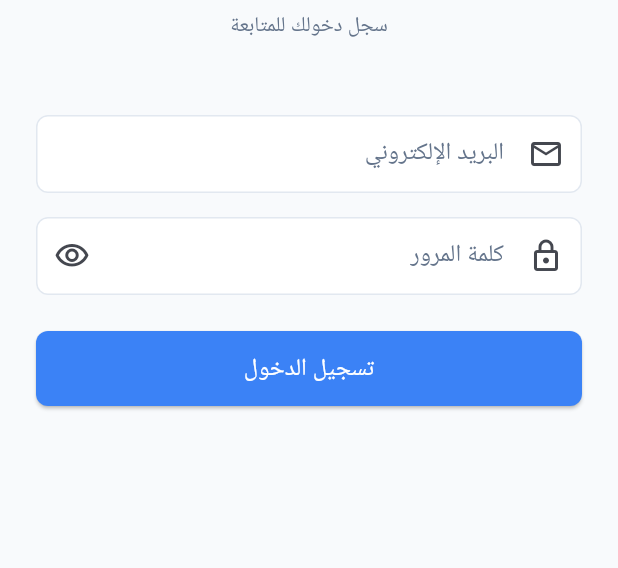
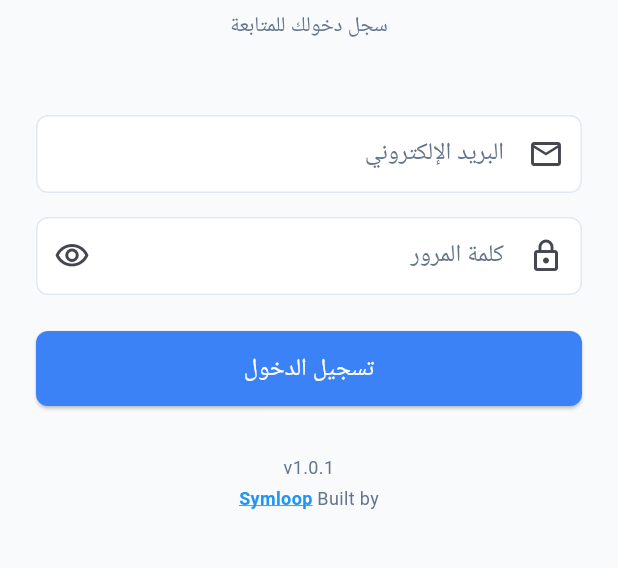
Before and after one commit to zakaria1symloop/inventory-system-seller-app, a Flutter app: the screen it shows after launch, on a phone screen of 412 x 824 dp, the part 422-990 px from its top. Run offline on Flutter 3.47's test engine with Material 3 defaults, Android fonts, the phone set to English and light mode, and no system bars; our stand-ins replace connectivity_plus, dio, flutter_riverpod, geolocator, google_fonts, pdf and 2 more; Roboto replaces fonts that are missing (Tajawal).

Commit message:
Add back navigation warning, v1.0.1 branding, and url_launcher
- Show warning dialog when leaving order screen with items in cart
- Add version and Symloop branding to login screen
- Add url_launcher dependency

Co-Authored-By: Claude Opus 4.6 <noreply@anthropic.com>

```diff
--- a/lib/presentation/screens/login_screen.dart
+++ b/lib/presentation/screens/login_screen.dart
@@ -1,5 +1,6 @@
 import 'package:flutter/material.dart';
 import 'package:flutter_riverpod/flutter_riverpod.dart';
+import 'package:url_launcher/url_launcher.dart';
 import '../../providers/auth_provider.dart';
 import '../../core/theme/app_theme.dart';
 
@@ -160,6 +161,45 @@ class _LoginScreenState extends ConsumerState<LoginScreen> {
                         )
                       : const Text('تسجيل الدخول'),
                 ),
+                const SizedBox(height: 32),
+                // Version & Branding
+                Column(
+                  children: [
+                    const Text(
+                      'v1.0.1',
+                      style: TextStyle(
+                        color: AppTheme.textSecondary,
+                        fontSize: 12,
+                      ),
+                    ),
+                    const SizedBox(height: 4),
+                    Row(
+                      mainAxisAlignment: MainAxisAlignment.center,
+                      children: [
+                        const Text(
+                          'Built by ',
+                          style: TextStyle(
+                            color: AppTheme.textSecondary,
+                            fontSize: 12,
+                          ),
+                        ),
+                        GestureDetector(
+                          onTap: () => launchUrl(Uri.parse('https://www.symloop.com')),
+                          child: const Text(
+                            'Symloop',
+                            style: TextStyle(
+                              color: Colors.blue,
+                              fontSize: 12,
+                              fontWeight: FontWeight.w600,
+                              decoration: TextDecoration.underline,
+                              decorationColor: Colors.blue,
+                            ),
+                          ),
+                        ),
+                      ],
+                    ),
+                  ],
+                ),
               ],
             ),
           ),
--- a/pubspec.yaml
+++ b/pubspec.yaml
@@ -35,6 +35,7 @@ dependencies:
   intl: ^0.20.2
   connectivity_plus: ^7.0.0
   uuid: ^4.5.2
+  url_launcher: ^6.2.5
 
   # Printing
   printing: ^5.13.4
```
Also changed, not shown: lib/presentation/screens/create_order_screen.dart (+52 -1 lines), pubspec.lock.
